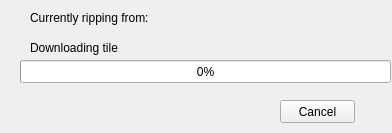
This is libs/opmapcontrol/src/mapwidget/mapripform.ui in Rouniy/MAP as Qt 5 draws it before an edit. The edited form follows.
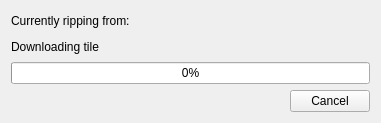
This is the edited form.

What changed in the file:
```diff
--- a/libs/opmapcontrol/src/mapwidget/mapripform.ui
+++ b/libs/opmapcontrol/src/mapwidget/mapripform.ui
@@ -6,65 +6,56 @@
    <rect>
     <x>0</x>
     <y>0</y>
-    <width>392</width>
-    <height>133</height>
+    <width>381</width>
+    <height>123</height>
    </rect>
   </property>
   <property name="windowTitle">
    <string>MapRipper</string>
   </property>
-  <widget class="QProgressBar" name="progressBar">
-   <property name="geometry">
-    <rect>
-     <x>20</x>
-     <y>60</y>
-     <width>371</width>
-     <height>23</height>
-    </rect>
-   </property>
-   <property name="value">
-    <number>0</number>
-   </property>
-  </widget>
+  <layout class="QGridLayout" name="gridLayout">
+   <item row="0" column="0" colspan="2">
   <widget class="QLabel" name="mainlabel">
-   <property name="geometry">
-    <rect>
-     <x>30</x>
-     <y>10</y>
-     <width>321</width>
-     <height>16</height>
-    </rect>
-   </property>
    <property name="text">
     <string>Currently ripping from:</string>
    </property>
   </widget>
+   </item>
+   <item row="1" column="0">
   <widget class="QLabel" name="statuslabel">
-   <property name="geometry">
-    <rect>
-     <x>30</x>
-     <y>40</y>
-     <width>341</width>
-     <height>16</height>
-    </rect>
-   </property>
    <property name="text">
     <string>Downloading tile</string>
    </property>
   </widget>
+   </item>
+   <item row="2" column="0" colspan="2">
+    <widget class="QProgressBar" name="progressBar">
+     <property name="value">
+      <number>0</number>
+     </property>
+    </widget>
+   </item>
+   <item row="3" column="0">
+    <spacer name="horizontalSpacer">
+     <property name="orientation">
+      <enum>Qt::Horizontal</enum>
+     </property>
+     <property name="sizeHint" stdset="0">
+      <size>
+       <width>269</width>
+       <height>20</height>
+      </size>
+     </property>
+    </spacer>
+   </item>
+   <item row="3" column="1">
   <widget class="QPushButton" name="cancelButton">
-   <property name="geometry">
-    <rect>
-     <x>280</x>
-     <y>100</y>
-     <width>75</width>
-     <height>23</height>
-    </rect>
-   </property>
    <property name="text">
     <string>Cancel</string>
    </property>
   </widget>
+   </item>
+  </layout>
  </widget>
  <resources/>
  <connections/>
```
Lines whose indentation alone changed are shown as unchanged.
